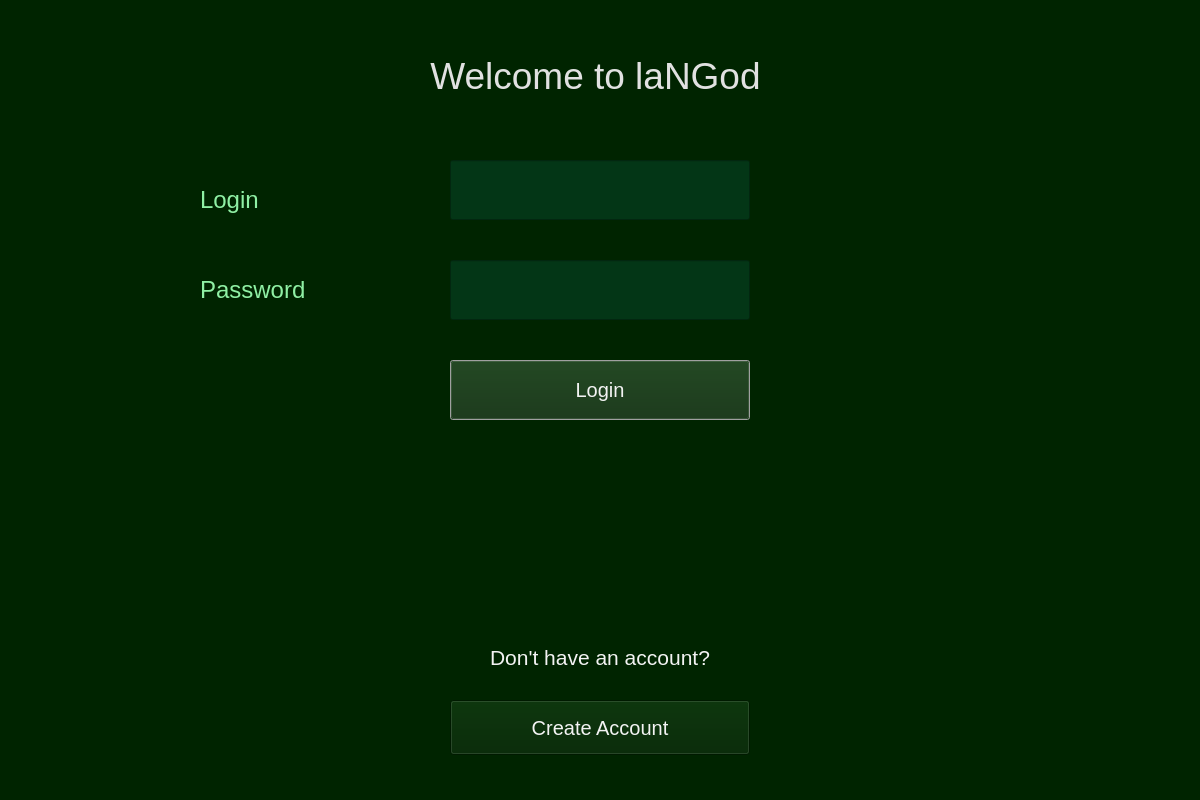
Skripkon/App-for-learning-English-LANGOD, file WindowsGraphics/SignInWindow.ui: the form before one commit.
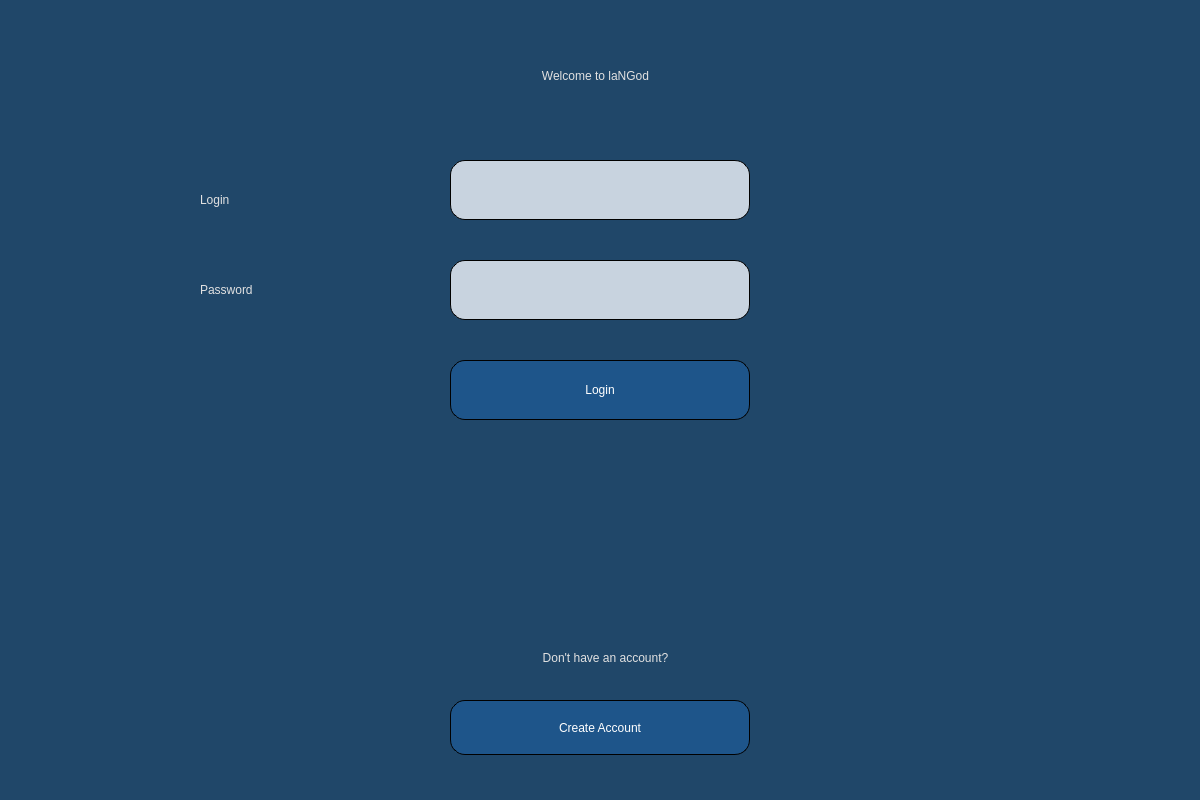
The form after the commit.

```diff
--- a/WindowsGraphics/SignInWindow.ui
+++ b/WindowsGraphics/SignInWindow.ui
@@ -14,7 +14,7 @@
    <string>Dialog</string>
   </property>
   <property name="styleSheet">
-   <string notr="true">background-color: rgb(0, 36, 0);
+   <string notr="true">background-color: rgb(32, 71, 105);
 border-color: rgb(255, 255, 255);</string>
   </property>
   <widget class="QLabel" name="label">
@@ -27,7 +27,8 @@
     </rect>
    </property>
    <property name="styleSheet">
-    <string notr="true">color:rgb(225, 225, 225); font-size:28pt;</string>
+    <string notr="true">color:rgb(225, 225, 225); 
+font: 35pt &quot;Yrsa&quot;;</string>
    </property>
    <property name="text">
     <string>Welcome to laNGod</string>
@@ -46,9 +47,16 @@
     </rect>
    </property>
    <property name="styleSheet">
-    <string notr="true">font-size:14pt; color:rgb(243, 243, 243);
+    <string notr="true">background-color:rgb(200, 211, 223);
+font: 19pt &quot;Yrsa&quot;;
+color:black;
 selection-background-color: rgb(255, 255, 255);
-background-color: rgb(3, 54, 22)</string>
+border-style: outset;
+border-width: 1px;
+border-radius: 15px;
+border-color: black;
+padding: 4px;
+selection-color: rgb(101, 145, 232);</string>
    </property>
    <property name="placeholderText">
     <string/>
@@ -67,9 +75,16 @@
     </rect>
    </property>
    <property name="styleSheet">
-    <string notr="true">font-size:14pt; color:rgb(243, 243, 243);
+    <string notr="true">background-color:rgb(200, 211, 223);
+font: 19pt &quot;Yrsa&quot;;
+color:black;
 selection-background-color: rgb(255, 255, 255);
-background-color: rgb(3, 54, 22)</string>
+border-style: outset;
+border-width: 1px;
+border-radius: 15px;
+border-color: black;
+padding: 4px;
+selection-color: rgb(101, 145, 232);</string>
    </property>
    <property name="text">
     <string/>
@@ -85,9 +100,8 @@
     </rect>
    </property>
    <property name="styleSheet">
-    <string notr="true">font-size:18pt;
-color: rgb(143, 240, 164);
-border-color: rgb(255, 255, 255);</string>
+    <string notr="true">color:rgb(225, 225, 225); 
+font: 25pt &quot;Yrsa&quot;;</string>
    </property>
    <property name="text">
     <string>Password</string>
@@ -103,11 +117,15 @@
     </rect>
    </property>
    <property name="styleSheet">
-    <string notr="true">color:rgb(255, 0, 255);
-font-size:15pt; 
-color:rgb(243, 243, 243);
+    <string notr="true">background-color:rgb(30, 85, 138);
+font: 19pt &quot;Yrsa&quot;;
+color:white;
 selection-background-color: rgb(255, 255, 255);
-</string>
+border-style: outset;
+border-width: 1px;
+border-radius: 15px;
+border-color: black;
+padding: 4px;</string>
    </property>
    <property name="text">
     <string>Login</string>
@@ -116,15 +134,15 @@
   <widget class="QLabel" name="label_4">
    <property name="geometry">
     <rect>
-     <x>450</x>
+     <x>410</x>
      <y>630</y>
-     <width>300</width>
+     <width>391</width>
      <height>55</height>
     </rect>
    </property>
    <property name="styleSheet">
-    <string notr="true">color:rgb(255, 0, 255);
-font-size:16pt; color:rgb(243, 243, 243);</string>
+    <string notr="true">color:rgb(225, 225, 225); 
+font: 25pt &quot;Yrsa&quot;;</string>
    </property>
    <property name="text">
     <string>Don't have an account?</string>
@@ -149,11 +167,15 @@
     </rect>
    </property>
    <property name="styleSheet">
-    <string notr="true">color:rgb(255, 0, 255);
-font-size:15pt; 
-color:rgb(243, 243, 243);
+    <string notr="true">background-color:rgb(30, 85, 138);
+font: 19pt &quot;Yrsa&quot;;
+color:white;
 selection-background-color: rgb(255, 255, 255);
-</string>
+border-style: outset;
+border-width: 1px;
+border-radius: 15px;
+border-color: black;
+padding: 4px;</string>
    </property>
    <property name="text">
     <string>Create Account</string>
@@ -169,9 +191,8 @@
     </rect>
    </property>
    <property name="styleSheet">
-    <string notr="true">font-size:18pt; 
-color: rgb(143, 240, 164);
-border-color: rgb(255, 255, 255);</string>
+    <string notr="true">color:rgb(225, 225, 225); 
+font: 25pt &quot;Yrsa&quot;;</string>
    </property>
    <property name="text">
     <string>Login</string>
```
